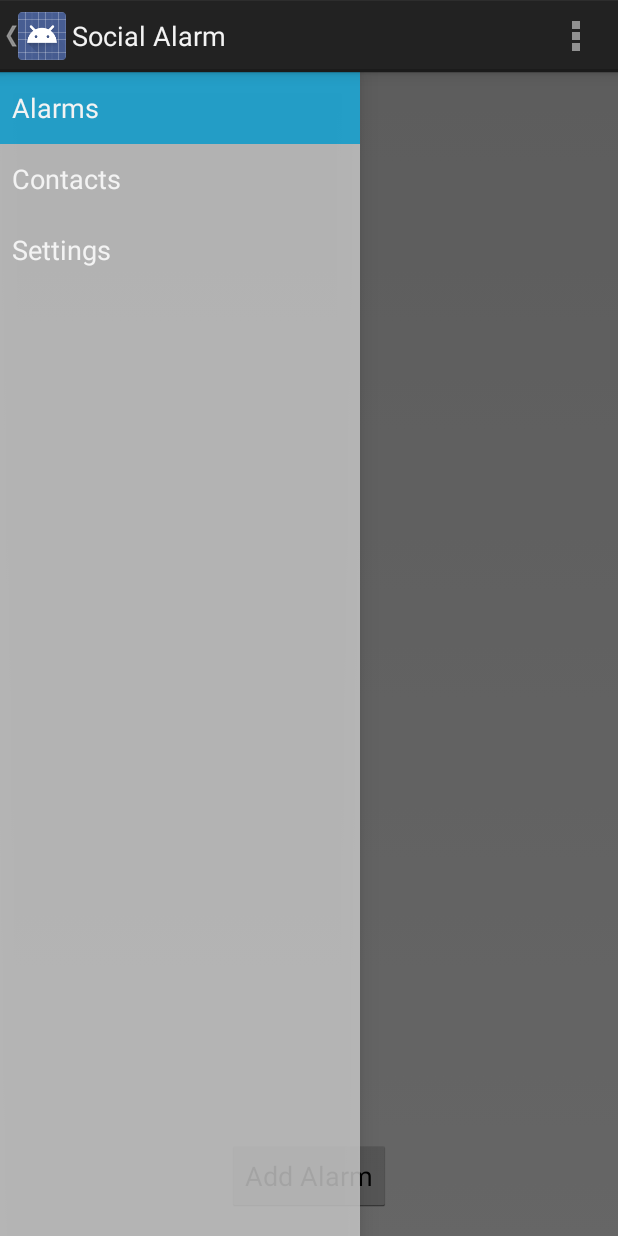
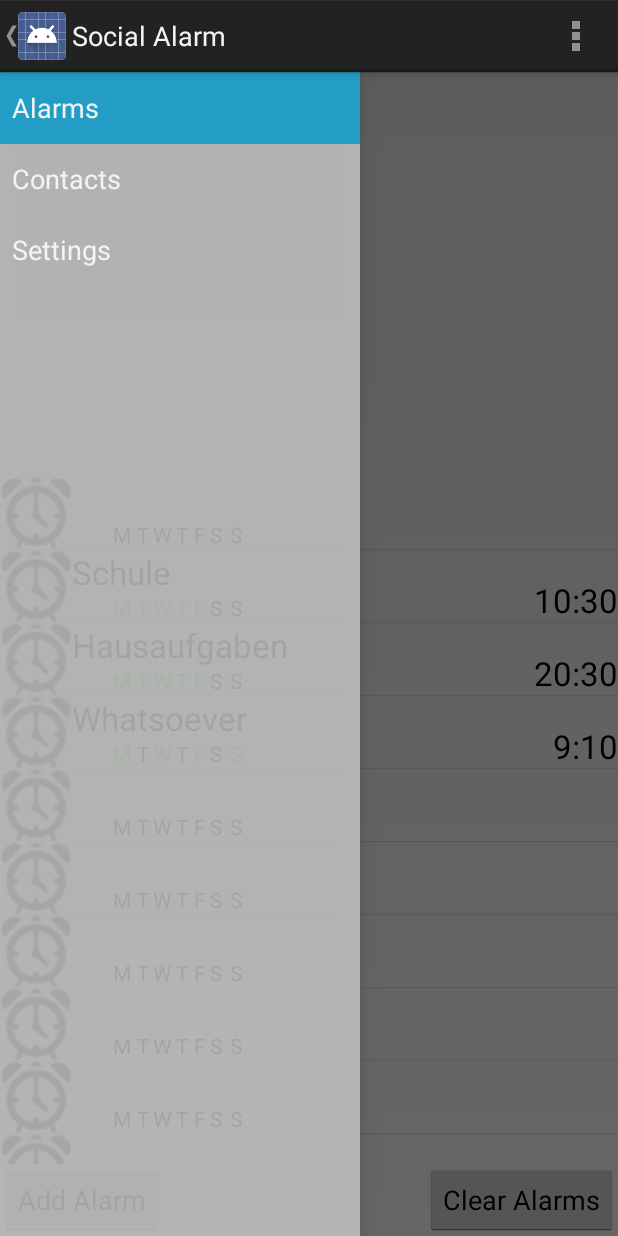
Before and after one commit to Vierheller/SocialAlarm, an Android app: the screen it shows after launch (OverviewActivity), on a phone screen of 412 x 824 dp. Run offline under Robolectric (Android 15) with nearby library versions, the phone set to English and light mode, and no system bars; 2 statements that could not run were skipped.

Commit message:
Huge Update/ Alarmlist and Database

```diff
--- a/app/build.gradle
+++ b/app/build.gradle
@@ -17,6 +17,7 @@ android {
             proguardFiles getDefaultProguardFile('proguard-android.txt'), 'proguard-rules.pro'
         }
     }
+    sourceSets { main { assets.srcDirs = ['src/main/assets', 'src/main/assets/'] } }
 }
 
 dependencies {
--- a/app/src/main/AndroidManifest.xml
+++ b/app/src/main/AndroidManifest.xml
@@ -3,6 +3,7 @@
     package="destroxwhey.de.socialalarm" >
 
     <application
+        android:name =".SocialAlarm"
         android:allowBackup="true"
         android:icon="@drawable/ic_launcher"
         android:label="@string/app_name"
--- a/app/src/main/java/destroxwhey/de/socialalarm/Activity_Alarm.java
+++ b/app/src/main/java/destroxwhey/de/socialalarm/Activity_Alarm.java
@@ -13,6 +13,7 @@ import android.util.Log;
 import android.view.Menu;
 import android.view.MenuItem;
 import android.view.View;
+import android.widget.ListView;
 import android.widget.TimePicker;
 import android.widget.Toast;
 
@@ -23,11 +24,16 @@ import java.util.Calendar;
 public class Activity_Alarm extends Activity {
     private TimePicker myTimePicker;
     private PendingIntent pendingIntent;
+    private int alarmImage = R.drawable.alarm;
+
+
+
     @Override
     protected void onCreate(Bundle savedInstanceState) {
         super.onCreate(savedInstanceState);
         setContentView(R.layout.activity_activity__alarm);
         myTimePicker = (TimePicker) findViewById(R.id.alarm_timePicker);
+
     }
 
 
@@ -56,14 +62,18 @@ public class Activity_Alarm extends Activity {
         pendingIntent = PendingIntent.getService(this, 0, myIntent, 0);
 
         Calendar calendar = Calendar.getInstance();
-        calendar.set(Calendar.SECOND, 0);
-        calendar.set(Calendar.HOUR_OF_DAY, 20);
-        calendar.set(Calendar.MINUTE, 17);
-        calendar.set(Calendar.AM_PM, Calendar.PM);
-        calendar.set(Calendar.DAY_OF_MONTH, 1);
+        int hour = myTimePicker.getCurrentHour();
+        int minute = myTimePicker.getCurrentMinute();
+        int ampm = myTimePicker.getBaseline();
 
+        Log.d("Alarm", String.valueOf(hour)+" "+String.valueOf(minute)+" "+String.valueOf(ampm));
+        calendar.set(Calendar.SECOND, 00);
+        calendar.set(Calendar.HOUR_OF_DAY, hour);
+        calendar.set(Calendar.MINUTE, minute);
 
-        alarmManager.setRepeating(AlarmManager.RTC_WAKEUP, calendar.getTimeInMillis(), 1000*60*60*24, pendingIntent);
+        Log.d("Alarm" , String.valueOf(calendar.get(Calendar.HOUR_OF_DAY)+" "+ calendar.get(Calendar.MINUTE)+" "+ calendar.get(Calendar.DAY_OF_MONTH)));
+
+        alarmManager.setRepeating(AlarmManager.RTC, calendar.getTimeInMillis(), 1000*60*60*24, pendingIntent);
         Toast.makeText(getBaseContext(), "Alarm Set", Toast.LENGTH_SHORT).show();
     }
 
--- a/app/src/main/java/destroxwhey/de/socialalarm/AlarmHolder.java
+++ /dev/null
@@ -1,8 +0,0 @@
-package destroxwhey.de.socialalarm;
-
-/**
- * Created by Jan-Niklas on 06.10.2014.
- */
-public class AlarmHolder {
-
-}
--- /dev/null
+++ b/app/src/main/java/destroxwhey/de/socialalarm/AlarmListAdapter.java
@@ -0,0 +1,68 @@
+package destroxwhey.de.socialalarm;
+
+import android.content.Context;
+import android.graphics.Color;
+import android.util.Log;
+import android.view.LayoutInflater;
+import android.view.View;
+import android.view.ViewGroup;
+import android.widget.ArrayAdapter;
+import android.widget.ImageView;
+import android.widget.TextView;
+
+import java.util.ArrayList;
+
+/**
+ * Created by Jan-Niklas on 12.11.2014.
+ */
+public class AlarmListAdapter extends ArrayAdapter<String> {
+    private Context context;
+    private String[] titles;
+    private String[] times;
+    private int[][] days;
+
+    public AlarmListAdapter(Context context, int resource, int textViewResourceId, String[] titles, int[][] days, String[] times) {
+        super(context, resource, textViewResourceId, titles);
+        this.context = context;
+        this.days = days;
+        this.titles = titles;
+        this.times = times;
+
+        Log.d("ListViewAdapter", "Adapter instanciated!");
+    }
+
+    @Override
+    public View getView(int position, View convertView, ViewGroup parent) {
+        LayoutInflater inflater = (LayoutInflater) context.getSystemService(Context.LAYOUT_INFLATER_SERVICE);
+        View row = inflater.inflate(R.layout.single_row, parent, false);
+        Log.d("ListViewAdapter", "get View");
+
+        ImageView myImage = (ImageView) row.findViewById(R.id.imageView);
+        TextView myTitle = (TextView) row.findViewById(R.id.single_tv_titel);
+        TextView myTime = (TextView) row.findViewById(R.id.single_tv_time);
+
+        ArrayList<TextView> mydays= new ArrayList<TextView>(7);
+        mydays.add(0, (TextView) row.findViewById(R.id.single_tv_m));
+        mydays.add(1,(TextView) row.findViewById(R.id.single_tv_t));
+        mydays.add(2,(TextView) row.findViewById(R.id.single_tv_w));
+        mydays.add(3,(TextView) row.findViewById(R.id.single_tv_th));
+        mydays.add(4,(TextView) row.findViewById(R.id.single_tv_f));
+        mydays.add(5,(TextView) row.findViewById(R.id.single_tv_sa));
+        mydays.add(6,(TextView) row.findViewById(R.id.single_tv_su));
+
+        for(int i=0;i<7;i++){
+            if(days[position][i]==0){
+                mydays.get(i).setTextColor(Color.BLACK);
+            }else{
+                mydays.get(i).setTextColor(Color.GREEN);
+            }
+        }
+        myImage.setImageResource(R.drawable.alarm);
+        myTitle.setText(titles[position]);
+        myTime.setText(times[position]);
+
+
+
+        return row;
+    }
+}
--- /dev/null
+++ b/app/src/main/java/destroxwhey/de/socialalarm/DBAdapter.java
@@ -0,0 +1,234 @@
+// ------------------------------------ DBADapter.java ---------------------------------------------
+
+// TODO: Change the package to match your project.
+package destroxwhey.de.socialalarm;
+
+import android.content.ContentValues;
+import android.content.Context;
+import android.database.Cursor;
+import android.database.sqlite.SQLiteDatabase;
+import android.database.sqlite.SQLiteOpenHelper;
+import android.util.Log;
+
+
+// TO USE:
+// Change the package (at top) to match your project.
+// Search for "TODO", and make the appropriate changes.
+public class DBAdapter {
+
+	/////////////////////////////////////////////////////////////////////
+	//	Constants & Data
+	/////////////////////////////////////////////////////////////////////
+	// For logging:
+	private static final String TAG = "DBAdapter";
+
+	// DB Fields
+	public static final String KEY_ROWID = "_id";
+	public static final int COL_ROWID = 0;
+	/*
+	 * CHANGE 1:
+	 */
+	// TODO: Setup your fields here:
+	public static final String KEY_NAME = "name";
+	public static final String KEY_HOUROFDAY = "hourofday";
+    public static final String KEY_MINUTE = "minute";
+	public static final String KEY_MONDAY = "monday";
+    public static final String KEY_TUESDAY = "tuesday";
+    public static final String KEY_WEDNESDAY = "wednesday";
+    public static final String KEY_THURSDAY = "thursday";
+    public static final String KEY_FRIDAY = "friday";
+    public static final String KEY_SATURDAY = "saturday";
+    public static final String KEY_SUNDAY = "sunday";
+
+	// TODO: Setup your field numbers here (0 = KEY_ROWID, 1=...)
+    public static final int COL_NAME = 1;
+    public static final int COL_HOUROFDAY = 2;
+    public static final int COL_MINUTE = 3;
+    public static final int COL_MONDAY = 4;
+    public static final int COL_TUESDAY = 5;
+    public static final int COL_WEDNESDAY = 6;
+    public static final int COL_THURSDAY = 7;
+    public static final int COL_FRIDAY = 8;
+    public static final int COL_SATURDAY = 9;
+    public static final int COL_SUNDAY = 10;
+
+
+	public static final String[] ALL_KEYS = new String[] {KEY_ROWID, KEY_NAME, KEY_HOUROFDAY, KEY_MINUTE, KEY_MONDAY, KEY_TUESDAY, KEY_WEDNESDAY, KEY_THURSDAY, KEY_FRIDAY, KEY_SATURDAY, KEY_SUNDAY};
+
+	// DB info: it's name, and the table we are using (just one).
+	public static final String DATABASE_NAME = "MyDb";
+	public static final String DATABASE_TABLE = "alarmTable";
+	// Track DB version if a new version of your app changes the format.
+	public static final int DATABASE_VERSION = 3;
+
+	private static final String DATABASE_CREATE_SQL =
+			"create table " + DATABASE_TABLE
+			+ " (" + KEY_ROWID + " integer primary key autoincrement, "
+
+			/*
+			 * CHANGE 2:
+			 */
+			// TODO: Place your fields here!
+			// + KEY_{...} + " {type} not null"
+			//	- Key is the column name you created above.
+			//	- {type} is one of: text, integer, real, blob
+			//		(http://www.sqlite.org/datatype3.html)
+			//  - "not null" means it is a required field (must be given a value).
+			// NOTE: All must be comma separated (end of line!) Last one must have NO comma!!
+			+ KEY_NAME + " text not null, "
+			+ KEY_HOUROFDAY + " integer not null, "
+            + KEY_MINUTE + " integer not null, "
+            + KEY_MONDAY + " integer not null, "
+            + KEY_TUESDAY + " integer not null, "
+            + KEY_WEDNESDAY + " integer not null, "
+            + KEY_THURSDAY + " integer not null, "
+            + KEY_FRIDAY + " integer not null, "
+            + KEY_SATURDAY + " integer not null, "
+            + KEY_SUNDAY + " integer not null "
+
+			// Rest  of creation:
+			+ ");";
+
+	// Context of application who uses us.
+	private final Context context;
+
+	private DatabaseHelper myDBHelper;
+	private SQLiteDatabase db;
+
+	/////////////////////////////////////////////////////////////////////
+	//	Public methods:
+	/////////////////////////////////////////////////////////////////////
+
+	public DBAdapter(Context ctx) {
+		this.context = ctx;
+		myDBHelper = new DatabaseHelper(context);
+	}
+
+	// Open the database connection.
+	public DBAdapter open() {
+		db = myDBHelper.getWritableDatabase();
+		return this;
+	}
+
+	// Close the database connection.
+	public void close() {
+		myDBHelper.close();
+	}
+
+	// Add a new set of values to the database.
+	public long insertRow(String name, int hourofday, int minute, int monday, int tuesday, int wednesday, int thursday, int friday, int saturday, int sunday) {
+		ContentValues initialValues = new ContentValues();
+		initialValues.put(KEY_NAME, name);
+		initialValues.put(KEY_HOUROFDAY, hourofday);
+        initialValues.put(KEY_MINUTE, minute);
+		initialValues.put(KEY_MONDAY, monday);
+        initialValues.put(KEY_TUESDAY, tuesday);
+        initialValues.put(KEY_WEDNESDAY, wednesday);
+        initialValues.put(KEY_THURSDAY, thursday);
+        initialValues.put(KEY_FRIDAY, friday);
+        initialValues.put(KEY_SATURDAY, saturday);
+        initialValues.put(KEY_SUNDAY, sunday);
+
+		// Insert it into the database.
+		return db.insert(DATABASE_TABLE, null, initialValues);
+	}
+
+	// Delete a row from the database, by rowId (primary key)
+	public boolean deleteRow(long rowId) {
+		String where = KEY_ROWID + "=" + rowId;
+		return db.delete(DATABASE_TABLE, where, null) != 0;
+	}
+
+	public void deleteAll() {
+		Cursor c = getAllRows();
+		long rowId = c.getColumnIndexOrThrow(KEY_ROWID);
+		if (c.moveToFirst()) {
+			do {
+				deleteRow(c.getLong((int) rowId));
+			} while (c.moveToNext());
+		}
+		c.close();
+	}
+
+	// Return all data in the database.
+	public Cursor getAllRows() {
+		String where = null;
+		Cursor c = 	db.query(true, DATABASE_TABLE, ALL_KEYS,
+							where, null, null, null, null, null);
+		if (c != null) {
+			c.moveToFirst();
+		}
+		return c;
+	}
+
+	// Get a specific row (by rowId)
+	public Cursor getRow(long rowId) {
+		String where = KEY_ROWID + "=" + rowId;
+		Cursor c = 	db.query(true, DATABASE_TABLE, ALL_KEYS,
+						where, null, null, null, null, null);
+		if (c != null) {
+			c.moveToFirst();
+		}
+		return c;
+	}
+
+	// Change an existing row to be equal to new data.
+	public boolean updateRow(long rowId, String name, int hourofday, int minute, int monday, int tuesday, int wednesday, int thursday, int friday, int saturday, int sunday) {
+		String where = KEY_ROWID + "=" + rowId;
+
+		/*
+		 * CHANGE 4:
+		 */
+		// TODO: Update data in the row with new fields.
+		// TODO: Also change the function's arguments to be what you need!
+		// Create row's data:
+		ContentValues newValues = new ContentValues();
+        newValues.put(KEY_NAME, name);
+        newValues.put(KEY_HOUROFDAY, hourofday);
+        newValues.put(KEY_MINUTE, minute);
+        newValues.put(KEY_MONDAY, monday);
+        newValues.put(KEY_TUESDAY, tuesday);
+        newValues.put(KEY_WEDNESDAY, wednesday);
+        newValues.put(KEY_THURSDAY, thursday);
+        newValues.put(KEY_FRIDAY, friday);
+        newValues.put(KEY_SATURDAY, saturday);
+        newValues.put(KEY_SUNDAY, sunday);
+
+		// Insert it into the database.
+		return db.update(DATABASE_TABLE, newValues, where, null) != 0;
+	}
+
+
+
+	/////////////////////////////////////////////////////////////////////
+	//	Private Helper Classes:
+	/////////////////////////////////////////////////////////////////////
+
+	/**
+	 * Private class which handles database creation and upgrading.
+	 * Used to handle low-level database access.
+	 */
+	private static class DatabaseHelper extends SQLiteOpenHelper
+	{
+		DatabaseHelper(Context context) {
+			super(context, DATABASE_NAME, null, DATABASE_VERSION);
+		}
+
+		@Override
+		public void onCreate(SQLiteDatabase _db) {
+			_db.execSQL(DATABASE_CREATE_SQL);
+		}
+
+		@Override
+		public void onUpgrade(SQLiteDatabase _db, int oldVersion, int newVersion) {
+			Log.w(TAG, "Upgrading application's database from version " + oldVersion
+					+ " to " + newVersion + ", which will destroy all old data!");
+
+			// Destroy old database:
+			_db.execSQL("DROP TABLE IF EXISTS " + DATABASE_TABLE);
+
+			// Recreate new database:
+			onCreate(_db);
+		}
+	}
+}
--- a/app/src/main/java/destroxwhey/de/socialalarm/FragmentAlarm.java
+++ b/app/src/main/java/destroxwhey/de/socialalarm/FragmentAlarm.java
@@ -3,19 +3,60 @@ package destroxwhey.de.socialalarm;
 import android.app.Activity;
 import android.app.AlarmManager;
 import android.app.Fragment;
+import android.content.Context;
 import android.content.Intent;
+import android.database.Cursor;
 import android.os.Bundle;
 import android.view.LayoutInflater;
 import android.view.View;
 import android.view.ViewGroup;
+import android.widget.ListView;
 
 /**
  * Created by Jan-Niklas on 11.10.2014.
  */
 public class FragmentAlarm extends Fragment{
+    private ListView alarmList;
+    private String[] titles;
+    private String[] times;
+    private int[][] days;
     @Override
     public View onCreateView(LayoutInflater inflater, ViewGroup container, Bundle savedInstanceState){
-        return inflater.inflate(R.layout.fragment_overview_alarms, container, false);
+        SocialAlarm socialAlarm = (SocialAlarm) inflater.getContext().getApplicationContext();
+
+        View row = inflater.inflate(R.layout.fragment_overview_alarms, container, false);
+        alarmList = (ListView) row.findViewById(R.id.alarms_listView);
+
+
+
+        Cursor cursor = socialAlarm.dbAdapter.getAllRows();
+
+        int count = cursor.getColumnCount();
+        titles = new String[50];
+        times = new String[50];
+        days = new int[50][7];
+
+        if(cursor.moveToFirst()){
+            do{
+                int id = cursor.getInt(0);
+                titles[id] = cursor.getString(1);
+                times[id] = String.valueOf(cursor.getInt(2))+":"+String.valueOf(cursor.getInt(3));
+                days[id][0]= cursor.getInt(4);
+                days[id][1]= cursor.getInt(5);
+                days[id][2]= cursor.getInt(6);
+                days[id][3]= cursor.getInt(7);
+                days[id][4]= cursor.getInt(8);
+                days[id][5]= cursor.getInt(9);
+                days[id][6]= cursor.getInt(10);
+            }while(cursor.moveToNext());
+        }
+        cursor.close();
+
+
+        AlarmListAdapter adapter = new AlarmListAdapter(inflater.getContext(), R.layout.single_row, R.id.single_tv_titel, titles, days, times);
+        alarmList.setAdapter(adapter);
+
+        return row;
     }
 
 
--- a/app/src/main/java/destroxwhey/de/socialalarm/OverviewActivity.java
+++ b/app/src/main/java/destroxwhey/de/socialalarm/OverviewActivity.java
@@ -7,6 +7,7 @@ import android.app.AlarmManager;
 import android.app.Fragment;
 import android.app.FragmentManager;
 import android.app.FragmentTransaction;
+import android.content.Context;
 import android.content.Intent;
 import android.os.Bundle;
 import android.util.Log;
@@ -16,6 +17,9 @@ import android.view.MenuItem;
 import android.view.View;
 import android.view.ViewGroup;
 import android.support.v4.widget.DrawerLayout;
+import android.widget.ListView;
+
+import java.util.zip.Inflater;
 
 
 public class OverviewActivity extends Activity
@@ -31,6 +35,9 @@ public class OverviewActivity extends Activity
      */
     private CharSequence mTitle;
 
+
+
+
     @Override
     protected void onCreate(Bundle savedInstanceState) {
         super.onCreate(savedInstanceState);
@@ -43,6 +50,8 @@ public class OverviewActivity extends Activity
         mNavigationDrawerFragment.setUp(
                 R.id.navigation_drawer,
                 (DrawerLayout) findViewById(R.id.drawer_layout));
+
+
     }
 
     @Override
@@ -85,6 +94,17 @@ public class OverviewActivity extends Activity
         startActivity(intent);
     }
 
+    public void oc_clearAlarms(View view){
+        SocialAlarm socialAlarm = (SocialAlarm) getApplicationContext();
+        socialAlarm.dbAdapter.deleteAll();
+
+        FragmentManager fragmentManager = getFragmentManager();
+        FragmentTransaction fragmentTransaction = fragmentManager.beginTransaction();
+
+        fragmentTransaction.replace(R.id.container, new FragmentAlarm()).commit();
+
+    }
+
     public void restoreActionBar() {
         ActionBar actionBar = getActionBar();
         actionBar.setNavigationMode(ActionBar.NAVIGATION_MODE_STANDARD);
--- /dev/null
+++ b/app/src/main/java/destroxwhey/de/socialalarm/SocialAlarm.java
@@ -0,0 +1,32 @@
+package destroxwhey.de.socialalarm;
+
+import android.app.Application;
+import android.content.SharedPreferences;
+import android.database.sqlite.SQLiteDatabase;
+import android.preference.PreferenceManager;
+
+/**
+ * Created by Jan-Niklas on 03.11.2014.
+ */
+public class SocialAlarm extends Application {
+    public static DBAdapter dbAdapter;
+    public static SharedPreferences sp;
+
+    @Override
+    public void onTerminate() {
+        super.onTerminate();
+        dbAdapter.close();
+    }
+
+    @Override
+    public void onCreate(){
+        super.onCreate();
+
+        dbAdapter = new DBAdapter(this);
+        dbAdapter.open();
+
+        dbAdapter.insertRow("Schule", 10, 30, 1,1,1,1,1,0,0);
+        dbAdapter.insertRow("Hausaufgaben", 20,30,1,1,1,1,1,0,0);
+        dbAdapter.insertRow("Whatsoever", 9,10, 1,0,1,0,1,0,1);
+    }
+}
--- a/app/src/main/res/layout/fragment_overview_alarms.xml
+++ b/app/src/main/res/layout/fragment_overview_alarms.xml
@@ -2,10 +2,7 @@
     xmlns:tools="http://schemas.android.com/tools"
     android:layout_width="match_parent"
     android:layout_height="match_parent"
-    android:paddingLeft="@dimen/activity_horizontal_margin"
-    android:paddingRight="@dimen/activity_horizontal_margin"
     android:paddingTop="@dimen/activity_vertical_margin"
-    android:paddingBottom="@dimen/activity_vertical_margin"
     tools:context=".OverviewActivity$PlaceholderFragment">
 
 
@@ -14,13 +11,15 @@
         android:layout_width="fill_parent"
         android:layout_height="wrap_content"
         android:layout_alignParentLeft="true"
-        android:layout_alignParentStart="true">
+        android:layout_alignParentStart="true"
+        android:layout_above="@+id/alarm_addAlarm">
 
         <ListView
-            android:layout_width="match_parent"
-            android:layout_height="395dp"
-            android:id="@+id/alarmListView"
-            android:layout_gravity="center_horizontal" />
+            android:layout_width="wrap_content"
+            android:layout_height="458dp"
+            android:id="@+id/alarms_listView"
+            android:layout_above="@+id/alarm_addAlarm" />
+
     </LinearLayout>
 
     <Button
@@ -28,7 +27,20 @@
         android:layout_height="wrap_content"
         android:text="Add Alarm"
         android:id="@+id/alarm_addAlarm"
+        android:onClick="oc_addAlarm"
+        android:layout_gravity="center_horizontal"
         android:layout_alignParentBottom="true"
-        android:layout_centerHorizontal="true"
-        android:onClick="oc_addAlarm" />
+        android:layout_alignParentLeft="true"
+        android:layout_alignParentStart="true" />
+
+    <Button
+        android:layout_width="wrap_content"
+        android:layout_height="wrap_content"
+        android:text="Clear Alarms"
+        android:id="@+id/alarm_clear"
+        android:layout_alignParentBottom="true"
+        android:layout_alignParentRight="true"
+        android:layout_alignParentEnd="true"
+        android:onClick="oc_clearAlarms" />
+
 </RelativeLayout>
--- /dev/null
+++ b/app/src/main/res/layout/single_row.xml
@@ -0,0 +1,100 @@
+<?xml version="1.0" encoding="utf-8"?>
+<RelativeLayout xmlns:android="http://schemas.android.com/apk/res/android"
+    android:layout_width="match_parent" android:layout_height="match_parent">
+
+    <ImageView
+        android:src="@drawable/alarm"
+        android:layout_width="wrap_content"
+        android:layout_height="wrap_content"
+        android:id="@+id/imageView"
+        android:layout_alignParentTop="true"
+        android:layout_alignParentLeft="true"
+        android:layout_alignParentStart="true" />
+
+    <TextView
+        android:layout_width="wrap_content"
+        android:layout_height="wrap_content"
+        android:textAppearance="?android:attr/textAppearanceLarge"
+        android:text="Large Text"
+        android:id="@+id/single_tv_titel"
+        android:layout_alignParentTop="true"
+        android:layout_toRightOf="@+id/imageView"
+        android:layout_alignParentRight="true"
+        android:layout_alignParentEnd="true" />
+
+    <TextView
+        android:layout_width="wrap_content"
+        android:layout_height="wrap_content"
+        android:textAppearance="?android:attr/textAppearanceLarge"
+        android:text="Large Text"
+        android:id="@+id/single_tv_time"
+        android:layout_alignBottom="@+id/imageView"
+        android:layout_alignParentRight="true"
+        android:layout_alignParentEnd="true" />
+
+    <TextView
+        android:layout_width="wrap_content"
+        android:layout_height="wrap_content"
+        android:textAppearance="?android:attr/textAppearanceSmall"
+        android:text="M"
+        android:id="@+id/single_tv_m"
+        android:layout_toEndOf="@+id/imageView"
+        android:layout_alignBottom="@+id/single_tv_time"
+        android:layout_toRightOf="@+id/imageView"
+        android:layout_marginLeft="27dp" />
+
+    <TextView
+        android:layout_width="wrap_content"
+        android:layout_height="wrap_content"
+        android:textAppearance="?android:attr/textAppearanceSmall"
+        android:text="T"
+        android:id="@+id/single_tv_t"
+        android:layout_alignTop="@+id/single_tv_m"
+        android:layout_marginLeft="91dp" />
+
+    <TextView
+        android:layout_width="wrap_content"
+        android:layout_height="wrap_content"
+        android:textAppearance="?android:attr/textAppearanceSmall"
+        android:text="W"
+        android:id="@+id/single_tv_w"
+        android:layout_alignTop="@+id/single_tv_t"
+        android:layout_marginLeft="102dp" />
+
+    <TextView
+        android:layout_width="wrap_content"
+        android:layout_height="wrap_content"
+        android:textAppearance="?android:attr/textAppearanceSmall"
+        android:text="T"
+        android:id="@+id/single_tv_th"
+        android:layout_alignTop="@+id/single_tv_w"
+        android:layout_marginLeft="117dp" />
+
+    <TextView
+        android:layout_width="wrap_content"
+        android:layout_height="wrap_content"
+        android:textAppearance="?android:attr/textAppearanceSmall"
+        android:text="F"
+        android:id="@+id/single_tv_f"
+        android:layout_alignTop="@+id/single_tv_th"
+        android:layout_alignParentEnd="false"
+        android:layout_marginLeft="129dp" />
+
+    <TextView
+        android:layout_width="wrap_content"
+        android:layout_height="wrap_content"
+        android:textAppearance="?android:attr/textAppearanceSmall"
+        android:text="S"
+        android:id="@+id/single_tv_sa"
+        android:layout_alignTop="@+id/single_tv_f"
+        android:layout_marginLeft="140dp" />
+
+    <TextView
+        android:layout_width="wrap_content"
+        android:layout_height="wrap_content"
+        android:textAppearance="?android:attr/textAppearanceSmall"
+        android:text="S"
+        android:id="@+id/single_tv_su"
+        android:layout_alignTop="@+id/single_tv_sa"
+        android:layout_marginLeft="153dp" />
+</RelativeLayout>
```
Also changed, not shown: app/src/main/res/drawable/alarm.png (added).
